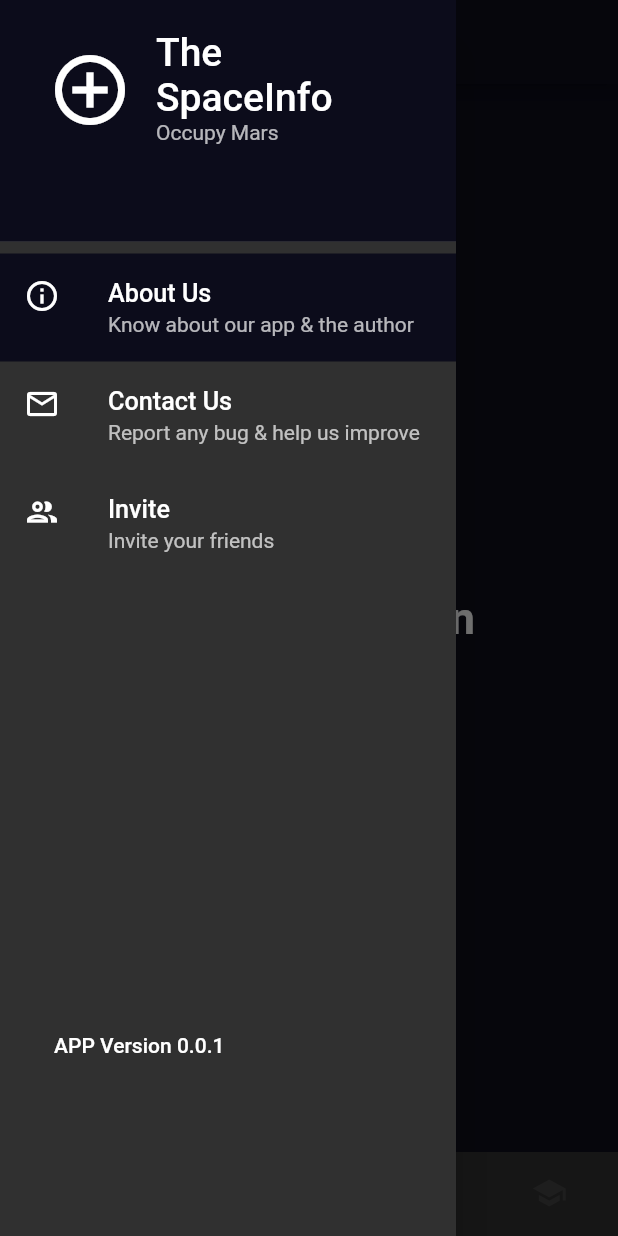
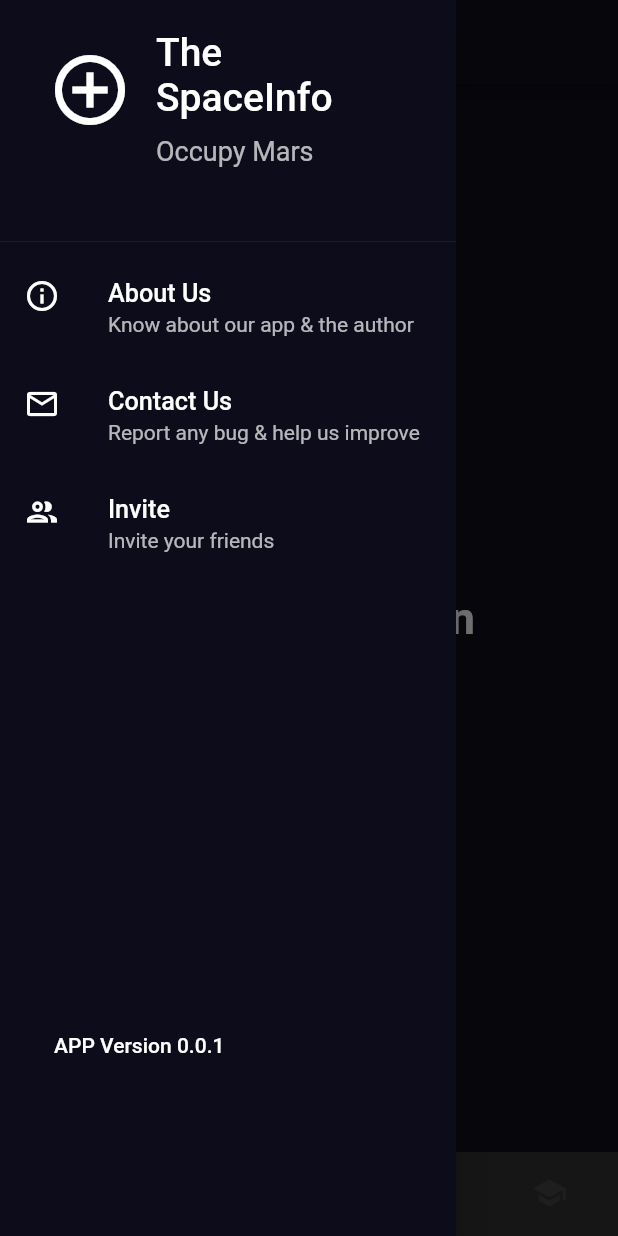
Before and after one commit to rootFaheem/thespaceinfo, a Flutter app: the screen it shows after launch, with the side drawer open, on a phone screen of 412 x 824 dp. Run offline on Flutter 3.47's test engine with Material 2 defaults, Android fonts, the phone set to English and light mode, and no system bars.

Commit message:
appdrawer done

```diff
--- a/lib/app/modules/layout/AppDrawer.dart
+++ b/lib/app/modules/layout/AppDrawer.dart
@@ -4,9 +4,8 @@ class AppDrawer extends StatelessWidget {
   @override
   Widget build(BuildContext context) {
     return Drawer(
-      // Add a ListView to the drawer. This ensures the user can scroll
-      // through the options in the drawer if there isn't enough vertical
-      // space to fit everything.
+      child: Container(
+        color: Theme.of(context).primaryColor,
         child: ListView(
           // Important: Remove any padding from the ListView.
           padding: EdgeInsets.zero,
@@ -21,7 +20,15 @@ class AppDrawer extends StatelessWidget {
                   'The SpaceInfo',
                   style: TextStyle(fontSize: 26.0),
                 ),
-              subtitle: Text('Occupy Mars'),
+                subtitle: Container(
+                  child: Text(
+                    'Occupy Mars',
+                    style: TextStyle(
+                      fontSize: 18.0,
+                    ),
+                  ),
+                  margin: EdgeInsets.only(top: 10.0),
+                ),
                 onTap: () {
                   // Update the state of the app.
                   // ...
@@ -53,6 +60,7 @@ class AppDrawer extends StatelessWidget {
                 // Update the state of the app.
                 // ...
               },
+              tileColor: Theme.of(context).primaryColor,
             ),
             ListTile(
               leading: Icon(Icons.group_outlined),
@@ -65,6 +73,7 @@ class AppDrawer extends StatelessWidget {
                 // Update the state of the app.
                 // ...
               },
+              tileColor: Theme.of(context).primaryColor,
             ),
             ListTile(
               // leading: Icon(Icons.group_outlined)
@@ -77,13 +86,16 @@ class AppDrawer extends StatelessWidget {
                   ),
                 ),
               ),
+
               // subtitle: Text('Invite your friends'),
               onTap: () {
                 // Update the state of the app.
                 // ...
               },
+              tileColor: Theme.of(context).primaryColor,
             ),
           ],
+        ),
       ),
     );
   }
```
Lines whose indentation alone changed are shown as unchanged.
